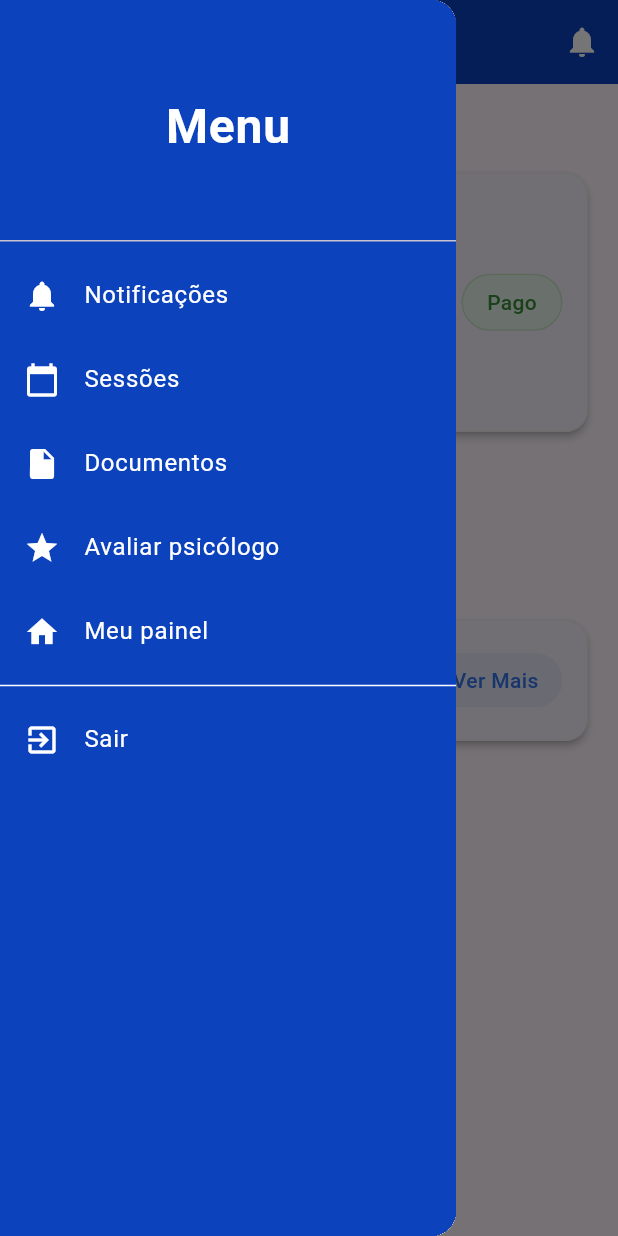
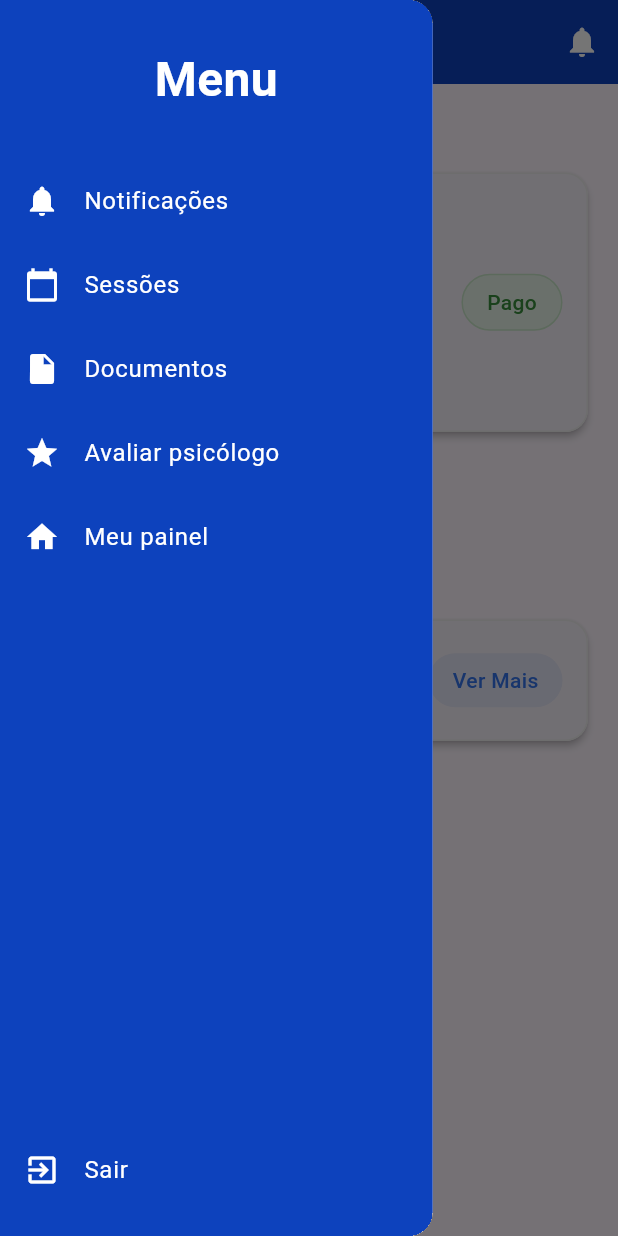
Before and after one commit to LiraTecnologic/helppsico-mobile, a Flutter app: the screen it shows after launch, with the side drawer open, on a phone screen of 412 x 824 dp. Run offline on Flutter 3.47's test engine with Material 3 defaults, Android fonts, the phone set to English and light mode, and no system bars.

Commit message:
#MTR04:fix/Corrigindo estetica no menu lateral

```diff
--- a/helppsico_mobile/lib/presentation/screens/dashboard_screen.dart
+++ b/helppsico_mobile/lib/presentation/screens/dashboard_screen.dart
@@ -40,7 +40,7 @@ class DashboardScreen extends StatelessWidget {
           children: [
             const Text(
               "Próxima sessão",
-              style: TextStyle(fontSize: 20, fontWeight: FontWeight.bold)
+              style: TextStyle(fontSize: 20, fontWeight: FontWeight.bold),
             ),
             const SizedBox(height: 10),
             const SessionCard(),
@@ -55,7 +55,7 @@ class DashboardScreen extends StatelessWidget {
             const SizedBox(height: 20),
             const Text(
               "Último documento",
-              style: TextStyle(fontSize: 20, fontWeight: FontWeight.bold)
+              style: TextStyle(fontSize: 20, fontWeight: FontWeight.bold),
             ),
             const SizedBox(height: 10),
             const DocumentCard(),
@@ -74,21 +74,26 @@ class DashboardScreen extends StatelessWidget {
   }
 
   Widget _buildDrawer(BuildContext context) {
-    return Drawer(
+    return SizedBox(
+      width: MediaQuery.of(context).size.width * 0.7,
+      child: Drawer(
         child: Container(
           color: AppTheme.primaryColor,
-        child: ListView(
-          padding: EdgeInsets.zero,
+          child: Column(
+            mainAxisAlignment: MainAxisAlignment.spaceBetween,
             children: [
-            const DrawerHeader(
-              child: Center(
+              Column(
+                children: [
+                  Container(
+                    padding: const EdgeInsets.symmetric(vertical: 30),
+                    child: const Center(
                       child: Text(
                         "Menu",
                         style: TextStyle(
                           color: Colors.white,
                           fontSize: 32,
-                    fontWeight: FontWeight.bold
-                  )
+                          fontWeight: FontWeight.bold,
+                        ),
                       ),
                     ),
                   ),
@@ -97,9 +102,14 @@ class DashboardScreen extends StatelessWidget {
                   _buildDrawerItem(Icons.insert_drive_file, "Documentos"),
                   _buildDrawerItem(Icons.star, "Avaliar psicólogo"),
                   _buildDrawerItem(Icons.home, "Meu painel"),
-            const Divider(color: Colors.white),
-            _buildDrawerItem(Icons.exit_to_app, "Sair"),
                 ],
+              ),
+              Padding(
+                padding: const EdgeInsets.only(bottom: 16.0),
+                child: _buildDrawerItem(Icons.exit_to_app, "Sair"),
+              ),
+            ],
+          ),
         ),
       ),
     );
```
Lines whose indentation alone changed are shown as unchanged.
